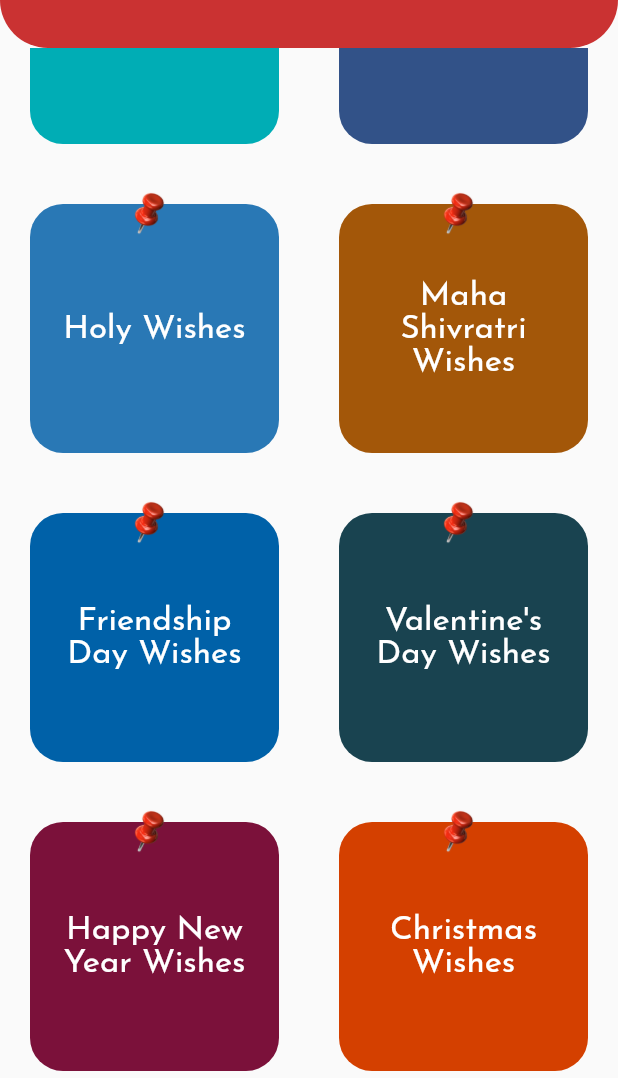
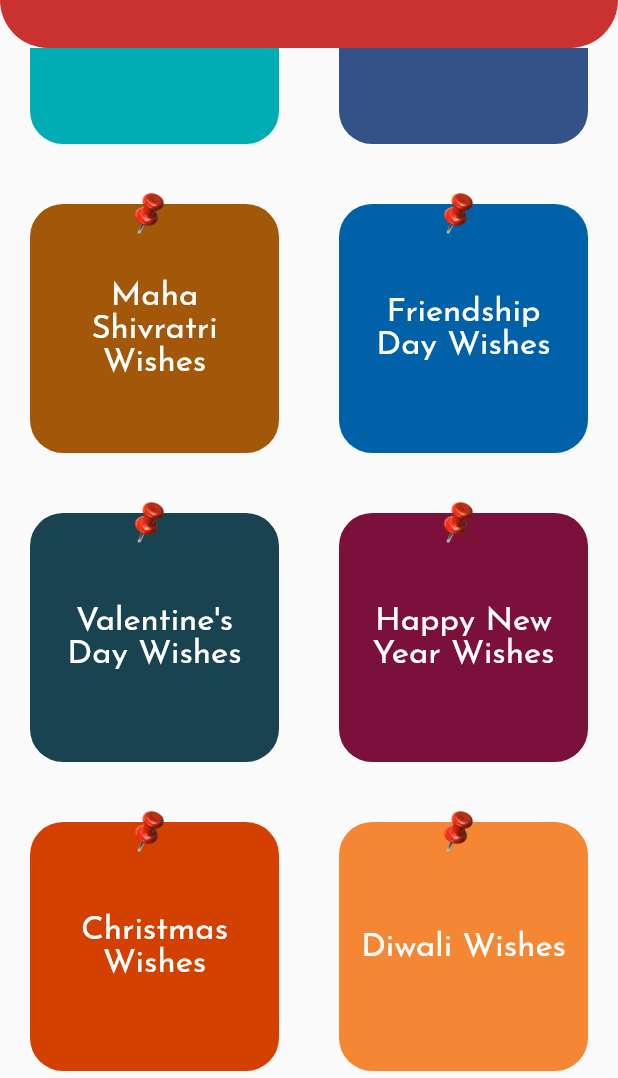
Before and after one commit to nayanabhatm/Wisher, a Flutter app: the TemplateScreen screen opened directly, scrolled down 1152 dp, on a phone screen of 412 x 824 dp, the part 158-1236 px from its top. Run offline on Flutter 3.47's test engine with Material 2 defaults, Android fonts, the phone set to English and light mode, and no system bars; our stand-ins replace cached_network_image, connectivity, firebase_core, firebase_storage, image_picker, share; accounts and stored records are empty.

Commit message:
added few images to google storage and updated the names

```diff
--- a/lib/screens/firebase_images.dart
+++ b/lib/screens/firebase_images.dart
@@ -57,7 +57,7 @@
                     children: firebaseImageMap.entries
                         .map(
                           (image) => AspectRatio(
-                            aspectRatio: 4 / 3,
+                            aspectRatio: 1.0,
                             child: CachedNetworkImage(
                               imageUrl: image.value,
                               imageBuilder: (context, imageProvider) => InkWell(
--- a/lib/utils/constants.dart
+++ b/lib/utils/constants.dart
@@ -44,7 +44,7 @@
   static const String eidMubarak = 'Eid Mubarak';
   static const String ugadi = 'Ugadi';
   static const String easter = 'Happy Easter';
-  static const String holy = 'Holy';
+  // static const String holy = 'Holy';
   static const String shivratri = 'Maha Shivratri';
   static const String friendShipDay = 'Friendship Day';
   static const String valentineDay = 'Valentine\'s Day';
@@ -52,7 +52,7 @@
   static const String christmas = 'Christmas';
   static const String diwali = 'Diwali';
   static const String ganeshaChaturti = 'Ganesh Chaturti';
-  static const String navaratri = 'Dussehra, Navaratri, DurgaPuja';
+  static const String navratri = 'Navratri';
   static const String ramNavami = 'Ram Navami';
   static const String thanksFor = 'Thanks For';
   static const String onam = 'Onam';
@@ -74,7 +74,7 @@
     ugadi: Color(0xff00adb5),
     easter: Color(0xff325288),
     // thanksFor: Color(0xff114e60),
-    holy: Color(0xff2978b5),
+    // holy: Color(0xff2978b5),
     shivratri: Color(0xffa35709),
     friendShipDay: Color(0xff0061a8),
     valentineDay: Color(0xff194350),
@@ -82,7 +82,7 @@
     christmas: Color(0xffd44000),
     diwali: Color(0xfff58634),
     ganeshaChaturti: Color(0xff5aa897),
-    navaratri: Color(0xff845460),
+    navratri: Color(0xff845460),
     // onam: Color(0xff2f5d62),
     // janmashtami: Color(0xff5b8a72),
     // rakshaBandhan: Color(0xff9e9d89),
--- a/lib/widgets/firebase_image.dart
+++ b/lib/widgets/firebase_image.dart
@@ -14,7 +14,10 @@
   @override
   Widget build(BuildContext context) {
     return Container(
-      margin: const EdgeInsets.all(Styles.margin7),
+      margin: const EdgeInsets.symmetric(
+        vertical: Styles.margin7,
+        horizontal: Styles.margin20,
+      ),
       decoration: BoxDecoration(
         borderRadius: BorderRadius.circular(Styles.circularRadius22),
         image: DecorationImage(
```
